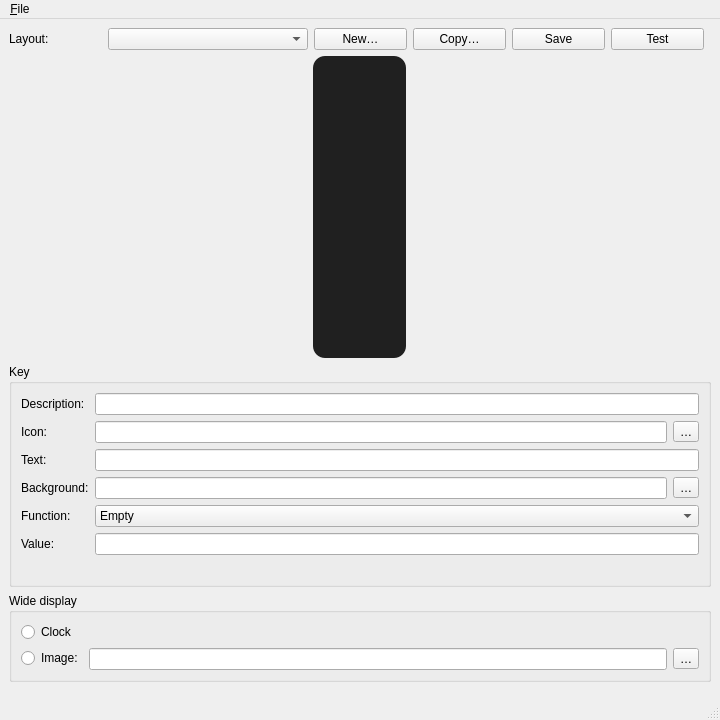
Before: the Qt Designer form layout-editor/main_window.ui in paulsommer/ulanzi-d200-tools, drawn with Qt 5.
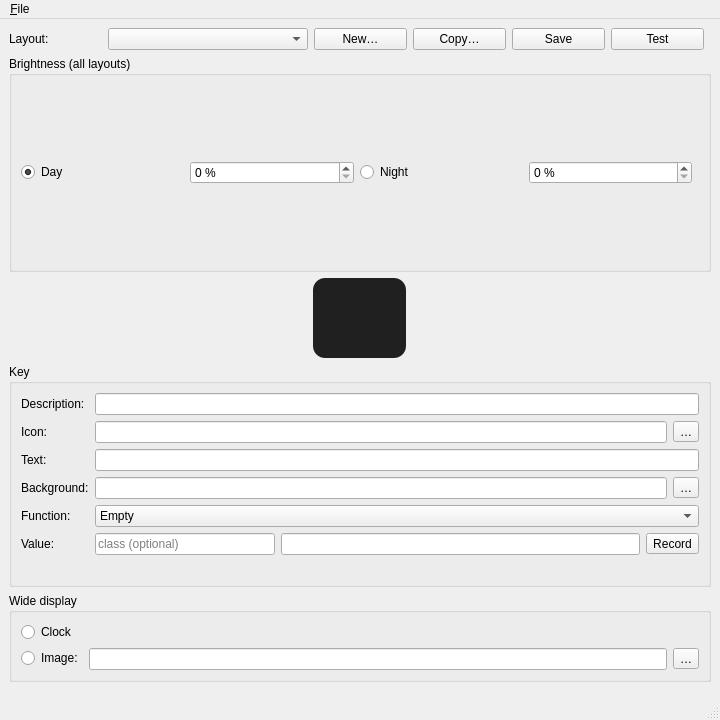
After: the same form once the commit is applied. Icons and pictures are not drawn. Custom widgets are drawn as their Qt base class.

Commit message:
Global brightness, key sequences, file extensions for the scripts
- Brightness: set for all layouts in the layout editor, with a day and a night
  value and a switch between them; it is no longer stored in the layouts.
- d200-key: key sequences such as "m right up*3 enter".
- Layout editor: record keys, separate class and program fields.
- d200-focus: KWin improvements.
- The scripts now have the extensions .py or .sh.

After updating, create the symlinks in ~/.local/bin again (see README); the
command names stay the same, without extension.

What changed in the file:
```diff
--- a/layout-editor/main_window.ui
+++ b/layout-editor/main_window.ui
@@ -74,6 +74,71 @@
       </item>
      </layout>
     </item>
+    <item>
+     <widget class="QGroupBox" name="brightnessGroup">
+      <property name="title">
+       <string>Brightness (all layouts)</string>
+      </property>
+      <layout class="QHBoxLayout" name="brightnessLayout">
+        <item>
+         <widget class="QRadioButton" name="dayRadio">
+          <property name="text">
+           <string>Day</string>
+          </property>
+          <property name="checked">
+           <bool>true</bool>
+          </property>
+         </widget>
+        </item>
+        <item>
+         <widget class="QSpinBox" name="dayBrightnessSpin">
+          <property name="toolTip">
+           <string>Key brightness in day mode</string>
+          </property>
+          <property name="keyboardTracking">
+           <bool>false</bool>
+          </property>
+          <property name="suffix">
+           <string> %</string>
+          </property>
+          <property name="maximum">
+           <number>100</number>
+          </property>
+         </widget>
+        </item>
+        <item>
+         <widget class="QRadioButton" name="nightRadio">
+          <property name="text">
+           <string>Night</string>
+          </property>
+         </widget>
+        </item>
+        <item>
+         <widget class="QSpinBox" name="nightBrightnessSpin">
+          <property name="toolTip">
+           <string>Key brightness in night mode</string>
+          </property>
+          <property name="keyboardTracking">
+           <bool>false</bool>
+          </property>
+          <property name="suffix">
+           <string> %</string>
+          </property>
+          <property name="maximum">
+           <number>100</number>
+          </property>
+         </widget>
+        </item>
+        <item>
+         <spacer name="brightnessSpacer">
+          <property name="orientation">
+           <enum>Qt::Orientation::Horizontal</enum>
+          </property>
+         </spacer>
+        </item>
+      </layout>
+     </widget>
+    </item>
     <item>
      <layout class="QVBoxLayout" name="contentLayout">
       <item alignment="Qt::AlignmentFlag::AlignHCenter">
@@ -211,7 +276,40 @@
             </widget>
            </item>
            <item row="5" column="1">
-            <widget class="QLineEdit" name="valueEdit"/>
+            <layout class="QHBoxLayout" name="valueRow" stretch="1,2,0">
+             <item>
+              <widget class="QLineEdit" name="classEdit">
+               <property name="placeholderText">
+                <string>class (optional)</string>
+               </property>
+              </widget>
+             </item>
+             <item>
+              <widget class="QLineEdit" name="valueEdit"/>
+             </item>
+             <item>
+              <widget class="QToolButton" name="recordButton">
+               <property name="text">
+                <string>Record</string>
+               </property>
+               <property name="checkable">
+                <bool>true</bool>
+               </property>
+               <property name="icon">
+                <iconset>record.svg</iconset>
+               </property>
+               <property name="toolButtonStyle">
+                <enum>Qt::ToolButtonTextBesideIcon</enum>
+               </property>
+               <property name="styleSheet">
+                <string>QToolButton:checked { color: black; background-color: #ff9c9c; border: 1px solid #c04040; border-radius: 3px; padding: 2px 6px; }</string>
+               </property>
+               <property name="toolTip">
+                <string>Record the pressed keys as sequence; click again to stop</string>
+               </property>
+              </widget>
+             </item>
+            </layout>
            </item>
            <item row="6" column="1">
             <widget class="QLabel" name="valueHint">
```
The commit also changes 21 other files.
